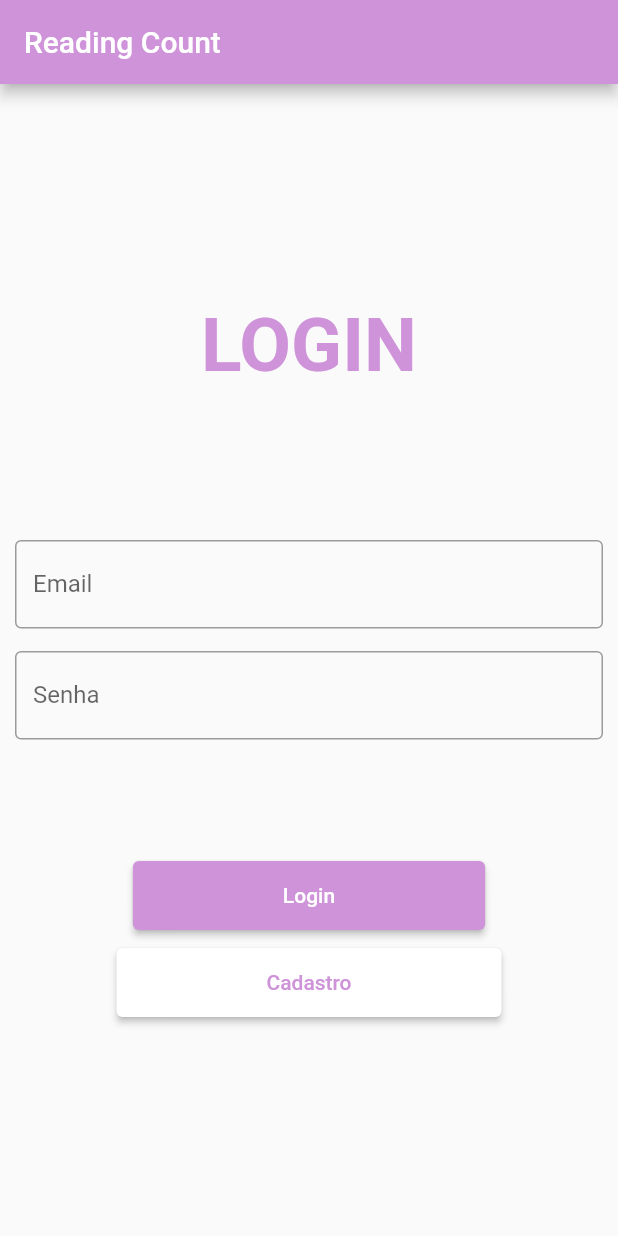
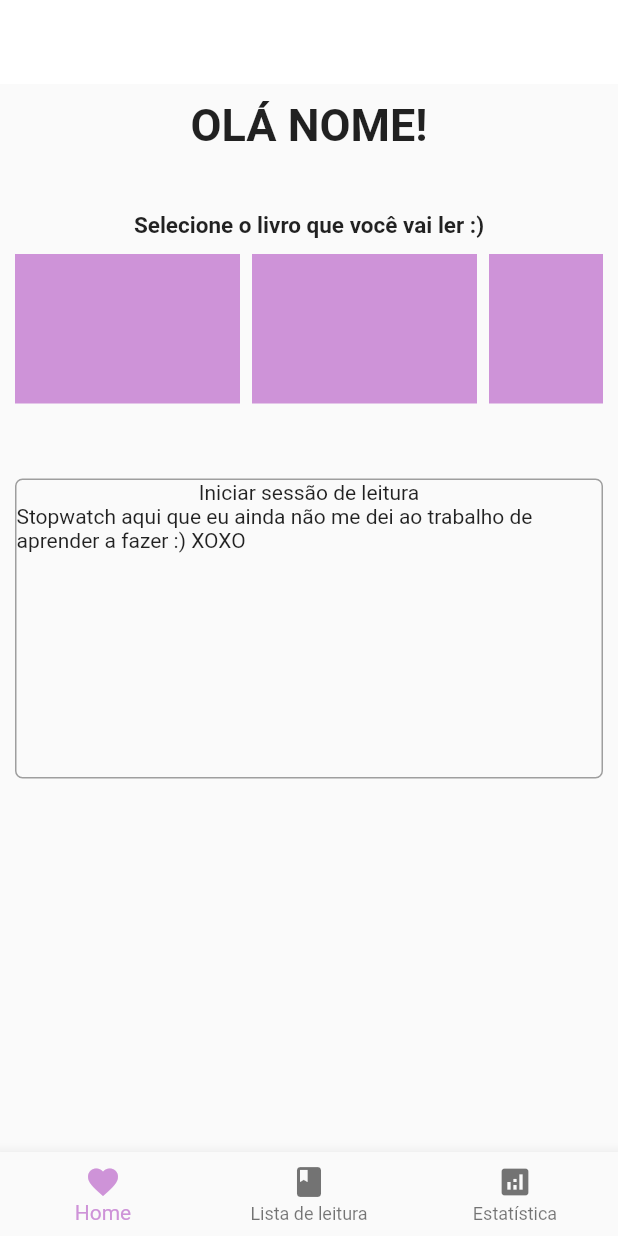
Before and after one commit to SariaBarros/ProgMobT2, a Flutter app: the screen it shows after launch, on a phone screen of 412 x 824 dp. Run offline on Flutter 3.47's test engine with Material 2 defaults, Android fonts, the light colour scheme and no system bars.

Commit message:
umas telas ai

```diff
--- /dev/null
+++ b/readingcount/lib/livro.dart
@@ -0,0 +1,9 @@
+class Livro {
+  String nome;
+  String autor;
+
+  Livro({
+    required this.nome,
+    required this.autor,
+  });
+}
--- a/readingcount/lib/main.dart
+++ b/readingcount/lib/main.dart
@@ -1,4 +1,5 @@
 import 'package:flutter/material.dart';
+import 'package:readingcount/telas/home.dart';
 import 'telas/telas.dart';
 
 void main() {
@@ -26,30 +27,31 @@ class _MyAppState extends State<MyApp> {
         primary: Colors.black,
         secondary: Colors.pink,
       )),
-      home: Navigator(
-        pages: [
-          MaterialPage(
-            child: TelaLogin(
-              setTocouRegistro: _setTocouRegistro,
-            ),
-          ),
-          if (_tocouRegistro)
-            MaterialPage(
-              child: TelaCadastro(
-                setTocouRegistro: _setTocouRegistro,
-              ),
-            ),
-        ],
-        onPopPage: (route, result) {
-          return route.didPop(result);
-        },
-      ),
+      home: const Home(),
+      // Navigator(
+      //   pages: [
+      //     MaterialPage(
+      //       child: TelaLogin(
+      //         setTocouRegistro: _setTocouRegistro,
+      //       ),
+      //     ),
+      //     if (_tocouRegistro)
+      //       MaterialPage(
+      //         child: TelaCadastro(
+      //           setTocouRegistro: _setTocouRegistro,
+      //         ),
+      //       ),
+      //   ],
+      //   onPopPage: (route, result) {
+      //     return route.didPop(result);
+      //   },
+      // ),
     );
   }
 
-  void _setTocouRegistro(bool valor) {
-    setState(() {
-      _tocouRegistro = valor;
-    });
-  }
+  // void _setTocouRegistro(bool valor) {
+  //   setState(() {
+  //     _tocouRegistro = valor;
+  //   });
+  // }
 }
--- /dev/null
+++ b/readingcount/lib/telas/home.dart
@@ -0,0 +1,54 @@
+import 'package:flutter/material.dart';
+import 'package:readingcount/telas/tela_lista_leitura.dart';
+import 'telas.dart';
+
+class Home extends StatefulWidget {
+  const Home({Key? key}) : super(key: key);
+
+  @override
+  _HomeState createState() => _HomeState();
+}
+
+class _HomeState extends State<Home> {
+  int _selectedIndex = 0;
+
+  static List<Widget> pages = <Widget>[
+    //tela 1
+    TelaHome(),
+    //tela 2
+    TelaListaLeitura(),
+    //tela 3
+    TelaEstatistica(),
+  ];
+
+  void _onItemTapped(int index) {
+    setState(() {
+      _selectedIndex = index;
+    });
+  }
+
+  @override
+  Widget build(BuildContext context) {
+    return Scaffold(
+      appBar: AppBar(
+        backgroundColor: Colors.white,
+        elevation: 0,
+      ),
+      body: pages[_selectedIndex],
+      bottomNavigationBar: BottomNavigationBar(
+        selectedItemColor: Colors.purple
+            .shade200, //Theme.of(context).textSelectionTheme.selectionColor,
+        currentIndex: _selectedIndex,
+        onTap: _onItemTapped,
+        items: <BottomNavigationBarItem>[
+          const BottomNavigationBarItem(
+              icon: Icon(Icons.favorite), label: 'Home'),
+          const BottomNavigationBarItem(
+              icon: Icon(Icons.book), label: 'Lista de leitura'),
+          const BottomNavigationBarItem(
+              icon: Icon(Icons.analytics), label: 'Estatística'),
+        ],
+      ),
+    );
+  }
+}
--- /dev/null
+++ b/readingcount/lib/telas/tela_home.dart
@@ -0,0 +1,93 @@
+import 'package:flutter/material.dart';
+
+class TelaHome extends StatelessWidget {
+  const TelaHome({Key? key}) : super(key: key);
+
+  @override
+  Widget build(BuildContext context) {
+    return Padding(
+      padding: EdgeInsets.all(10),
+      child: Column(
+        mainAxisAlignment: MainAxisAlignment.start,
+        children: [
+          Text(
+            'OLÁ NOME!',
+            style: TextStyle(
+              fontSize: 30,
+              fontWeight: FontWeight.bold,
+            ),
+            textAlign: TextAlign.center,
+          ),
+          SizedBox(
+            height: 40,
+          ),
+          Text(
+            'Selecione o livro que você vai ler :)',
+            textAlign: TextAlign.left,
+            style: TextStyle(
+              fontSize: 15,
+              fontWeight: FontWeight.bold,
+            ),
+          ),
+          SizedBox(
+            height: 10,
+          ),
+          Container(
+            height: 100,
+            child: ListView.separated(
+              scrollDirection: Axis.horizontal,
+              itemCount: 10,
+              separatorBuilder: (context, _) => SizedBox(
+                width: 8,
+              ),
+              itemBuilder: (context, index) => buildCard(),
+            ),
+          ),
+          SizedBox(
+            height: 50,
+          ),
+          buildTemporizador(),
+          // Container(
+          //   height: 200,
+          //   decoration: BoxDecoration(
+          //     border: Border.all(
+          //       color: Colors.grey,
+          //     ),
+          //     borderRadius: BorderRadius.circular(5),
+          //   ),
+          // ),
+        ],
+      ),
+    );
+  }
+
+//temporario
+  Widget buildCard() => Container(
+        width: 150,
+        height: 100,
+        color: Colors.purple.shade200,
+      );
+
+  Widget buildTemporizador() => Container(
+        height: 200,
+        width: double.infinity,
+        decoration: BoxDecoration(
+          border: Border.all(
+            color: Colors.grey,
+          ),
+          borderRadius: BorderRadius.circular(5),
+        ),
+        child: Column(
+          children: [
+            Text(
+              'Iniciar sessão de leitura',
+              textAlign: TextAlign.start,
+            ),
+            Text(
+              'Stopwatch aqui que eu ainda não me dei ao trabalho de aprender a fazer :) XOXO',
+              textAlign: TextAlign.start,
+            ),
+          ],
+        ),
+      );
+}
--- a/readingcount/lib/telas/telas.dart
+++ b/readingcount/lib/telas/telas.dart
@@ -1,2 +1,6 @@
 export 'tela_cadastro.dart';
 export 'tela_login.dart';
+export 'home.dart';
+export 'tela_home.dart';
+export 'tela_lista_leitura.dart';
+export 'tela_estatistica.dart';
```
Also changed, not shown: readingcount/lib/telas/tela_estatistica.dart (added, +63 -0 lines), readingcount/lib/telas/tela_lista_leitura.dart (added, +94 -0 lines).
